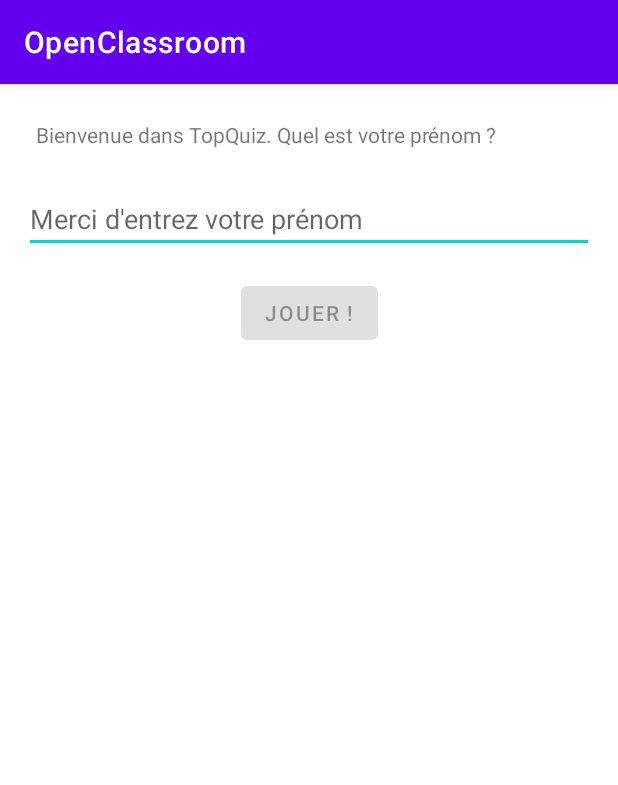
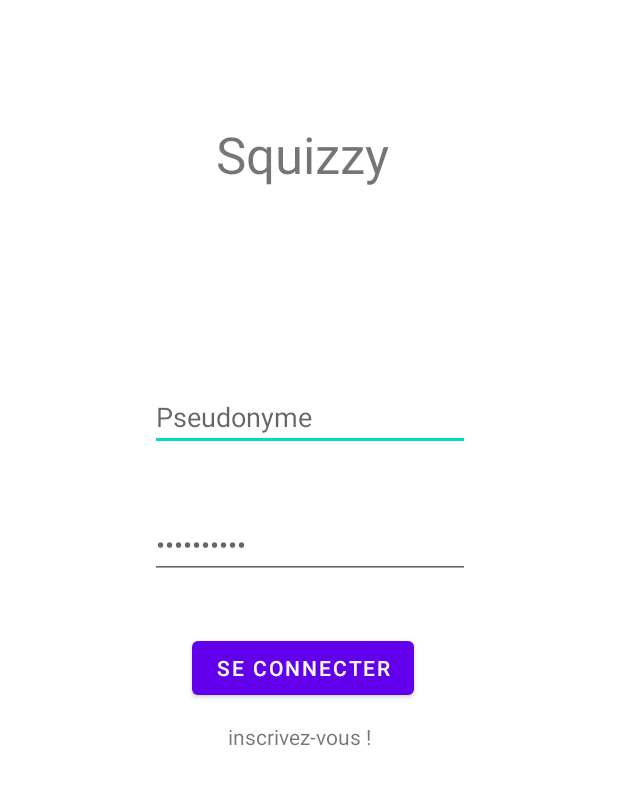
Before and after one commit to Armadindon/AndroidESIEE, an Android app: the screen it shows after launch (MainActivity before the commit, Connection after it), on a phone screen of 412 x 824 dp. Shown: the top 785 px of the screen. Run offline under Robolectric (Android 15) with nearby library versions, the phone set to English and light mode, and no system bars.

Commit message:
correction vues + changement activité principale + liaisons connection/signup

```diff
--- a/app/src/main/java/com/esiee/openclassroom/Connection.java
+++ b/app/src/main/java/com/esiee/openclassroom/Connection.java
@@ -2,13 +2,36 @@ package com.esiee.openclassroom;
 
 import androidx.appcompat.app.AppCompatActivity;
 
+import android.content.Intent;
 import android.os.Bundle;
+import android.view.View;
+import android.widget.Button;
+import android.widget.EditText;
+import android.widget.TextView;
 
 public class Connection extends AppCompatActivity {
+
+    private EditText mLoginEditText;
+    private EditText mPasswordEditText;
+    private Button mConnectionButton;
+    private TextView mConnectionLink;
 
     @Override
     protected void onCreate(Bundle savedInstanceState) {
         super.onCreate(savedInstanceState);
         setContentView(R.layout.connection);
+
+        mLoginEditText = findViewById(R.id.connection_edittext_login);
+        mPasswordEditText = findViewById(R.id.connection_edittext_password);
+        mConnectionButton = findViewById(R.id.connection_button_connection);
+        mConnectionLink = findViewById(R.id.connection_link_signup);
+
+        mConnectionLink.setOnClickListener(new View.OnClickListener() {
+            @Override
+            public void onClick(View v) {
+                Intent signUpIntent = new Intent(v.getContext(), SignUp.class);
+                startActivityForResult(signUpIntent, 0);
+            }
+        });
     }
 }
--- a/app/src/main/res/layout/connection.xml
+++ b/app/src/main/res/layout/connection.xml
@@ -8,62 +8,62 @@
     tools:context=".Connection">
 
     <TextView
-        android:id="@+id/signup_title"
+        android:id="@+id/connection_title"
         android:layout_width="wrap_content"
         android:layout_height="wrap_content"
         android:layout_marginStart="144dp"
-        android:layout_marginTop="100dp"
+        android:layout_marginTop="80dp"
         android:text="@string/app_title"
         android:textSize="34sp"
         app:layout_constraintStart_toStartOf="parent"
         app:layout_constraintTop_toTopOf="parent" />
 
     <EditText
-        android:id="@+id/signup_edittext_login"
+        android:id="@+id/connection_edittext_login"
         android:layout_width="wrap_content"
         android:layout_height="wrap_content"
         android:layout_marginStart="100dp"
-        android:layout_marginTop="124dp"
+        android:layout_marginTop="130dp"
         android:autofillHints="AUTOFILL_HINT_USERNAME"
         android:ems="10"
         android:inputType="text"
-        android:text="@string/connection_login_input_placeholder"
+        android:hint="@string/connection_login_input_placeholder"
         app:layout_constraintStart_toStartOf="parent"
-        app:layout_constraintTop_toBottomOf="@+id/signup_title"
+        app:layout_constraintTop_toBottomOf="@+id/connection_title"
         tools:ignore="LabelFor" />
 
     <EditText
-        android:id="@+id/signup_edittext_password"
+        android:id="@+id/connection_edittext_password"
         android:layout_width="wrap_content"
         android:layout_height="wrap_content"
         android:layout_marginStart="100dp"
         android:layout_marginTop="40dp"
+        android:autofillHints="AUTOFILL_HINT_PASSWORD"
         android:ems="10"
         android:inputType="textPassword"
-        android:text="@string/connection_password_input_placeholder"
+        android:hint="@string/connection_password_input_placeholder"
         app:layout_constraintStart_toStartOf="parent"
-        app:layout_constraintTop_toBottomOf="@+id/signup_edittext_login"
-        android:autofillHints="AUTOFILL_HINT_PASSWORD"
+        app:layout_constraintTop_toBottomOf="@+id/connection_edittext_login"
         tools:ignore="LabelFor" />
 
     <Button
-        android:id="@+id/signup_button_signup"
+        android:id="@+id/connection_button_connection"
         android:layout_width="wrap_content"
         android:layout_height="wrap_content"
         android:layout_marginStart="128dp"
-        android:layout_marginTop="40dp"
+        android:layout_marginTop="35dp"
         android:text="@string/connection_button_signup_placeholder"
         app:layout_constraintStart_toStartOf="parent"
-        app:layout_constraintTop_toBottomOf="@+id/signup_edittext_password" />
+        app:layout_constraintTop_toBottomOf="@+id/connection_edittext_password" />
 
     <TextView
-        android:id="@+id/signup_link_connection"
+        android:id="@+id/connection_link_signup"
         android:layout_width="wrap_content"
         android:layout_height="wrap_content"
         android:layout_marginStart="152dp"
-        android:layout_marginTop="20dp"
+        android:layout_marginTop="12dp"
         android:text="@string/connection_link_connection_placeholder"
         app:layout_constraintStart_toStartOf="parent"
-        app:layout_constraintTop_toBottomOf="@+id/signup_button_signup" />
+        app:layout_constraintTop_toBottomOf="@+id/connection_button_connection" />
 
 </androidx.constraintlayout.widget.ConstraintLayout>
--- a/app/src/main/res/values-night/themes.xml
+++ b/app/src/main/res/values-night/themes.xml
@@ -1,6 +1,6 @@
 <resources xmlns:tools="http://schemas.android.com/tools">
     <!-- Base application theme. -->
-    <style name="Theme.OpenClassroom" parent="Theme.MaterialComponents.DayNight.DarkActionBar">
+    <style name="Theme.OpenClassroom" parent="Theme.MaterialComponents.DayNight.NoActionBar">
         <!-- Primary brand color. -->
         <item name="colorPrimary">@color/purple_200</item>
         <item name="colorPrimaryVariant">@color/purple_700</item>
--- a/app/src/main/res/values/strings.xml
+++ b/app/src/main/res/values/strings.xml
@@ -1,5 +1,6 @@
 <resources>
-    <string name="app_name">OpenClassroom</string>
+    <string name="app_name">Squizzy</string>
+
     <string name="welcome_screen">Bienvenue dans TopQuiz. Quel est votre prénom ?</string>
     <string name="welcome_screen_previous_play">Et rebonjour %s !\n Ton dernier score était de %d; vas tu faire mieux cette fois ?</string>
     <string name="enter_your_name">Merci d\'entrez votre prénom</string>
--- a/app/src/main/res/values/themes.xml
+++ b/app/src/main/res/values/themes.xml
@@ -1,6 +1,6 @@
 <resources xmlns:tools="http://schemas.android.com/tools">
     <!-- Base application theme. -->
-    <style name="Theme.OpenClassroom" parent="Theme.MaterialComponents.DayNight.DarkActionBar">
+    <style name="Theme.OpenClassroom" parent="Theme.MaterialComponents.DayNight.NoActionBar">
         <!-- Primary brand color. -->
         <item name="colorPrimary">@color/purple_500</item>
         <item name="colorPrimaryVariant">@color/purple_700</item>
```
Also changed, not shown: app/src/main/AndroidManifest.xml (+8 -8 lines), app/src/main/java/com/esiee/openclassroom/SignUp.java (+27 -0 lines), app/src/main/res/layout/sign_up.xml (+20 -18 lines), 1 other file.
